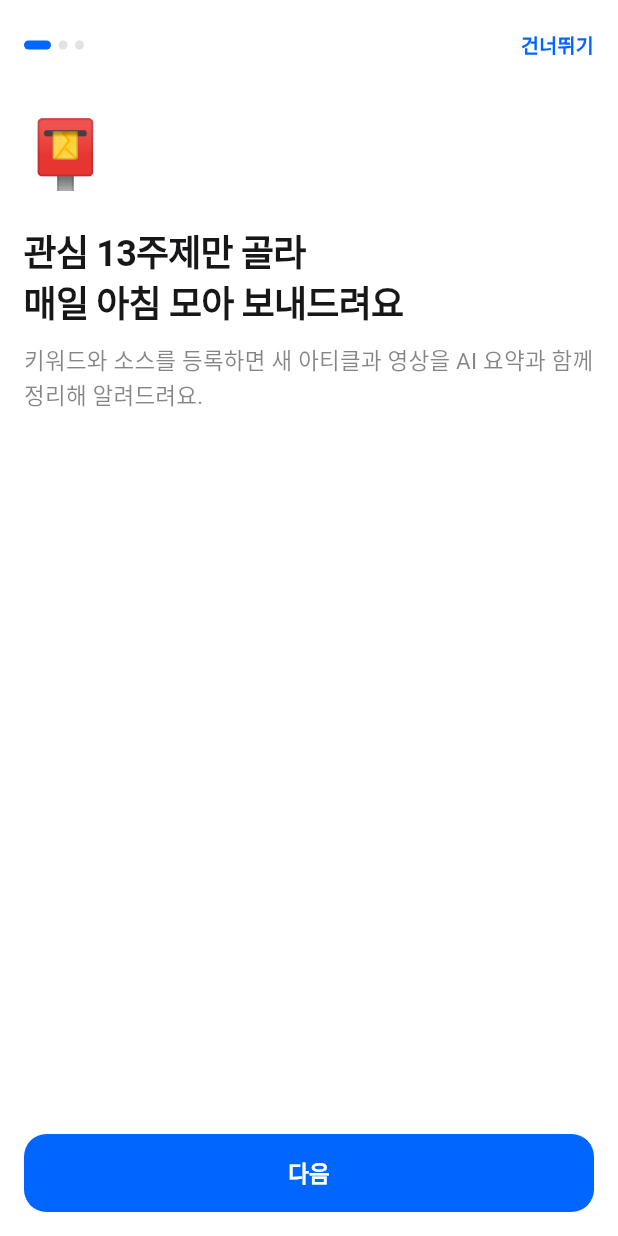
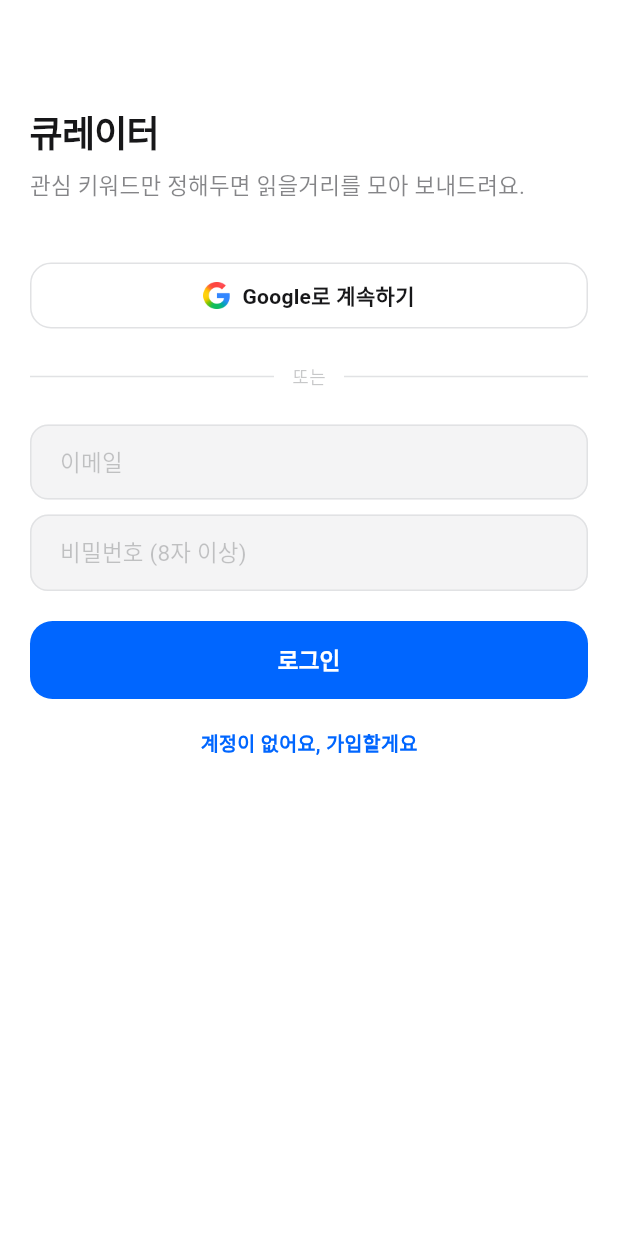
Before and after one commit to hec8897/content-curation-app, a Flutter app: the screen it shows after launch, on a phone screen of 412 x 824 dp. Run offline on Flutter 3.47's test engine with Material 3 defaults, Android fonts, the phone set to English and light mode, and no system bars; our stand-ins replace flutter_secure_storage, go_router, google_sign_in; Roboto replaces fonts that are missing (Pretendard).

Commit message:
feat: Google 로그인과 이메일 인증을 앱에 연결
앱에 계정 개념이 없어 사용자별 데이터를 구분할 수 없었다. 백엔드에 인증 API는
있었지만 Flutter가 아예 연결되지 않은 상태였다.

인증 방식
- Google 로그인은 앱이 ID 토큰을 받아 서버로 넘기고, 서버가 Google 공개키로
  서명·발급자·aud·email_verified를 검증한다. 클라이언트가 보낸 이메일을 믿으면
  누구나 남의 계정으로 로그인할 수 있으므로 이메일은 검증된 토큰에서만 꺼낸다.
- 같은 이메일로 비밀번호 가입이 이미 있으면 새 계정을 만들지 않고 google_sub를
  연결한다. Google이 이메일 소유를 검증했고, 안 하면 계정이 둘로 갈린다.
- 이메일+비밀번호도 유지한다. Google 전용 계정은 password_hash가 없어
  비밀번호 로그인이 항상 실패한다.

클라이언트
- 토큰은 flutter_secure_storage에 두고, 앱 시작 시 먼저 읽어 로그인 화면이
  깜빡이지 않게 한다.
- GoRouter 리다이렉트로 미로그인 시 /login으로 보낸다.
- Google 로고는 공식 브랜드 에셋(signin-assets.zip)의 버튼 이미지에서 마크만
  잘라 투명 처리해 번들했다. 직접 그리지 말 것.

RS256 검증에는 cryptography가 필요하다. pyjwt[crypto]로 넣지 않으면 서명 검증이
MissingCryptographyError로 실패하면서 aud 불일치와 구분되지 않는 401이 된다.
그 진단을 위해 거절 사유를 남기는 로그를 유지한다.

OAuth 클라이언트 ID는 앱 바이너리에 그대로 들어가는 공개값이라 코드에 둔다.
클라이언트 시크릿은 쓰지 않는다.

Co-Authored-By: Claude Opus 5 (1M context) <noreply@anthropic.com>

```diff
--- a/lib/app.dart
+++ b/lib/app.dart
@@ -1,20 +1,32 @@
 import 'package:flutter/material.dart';
 import 'package:go_router/go_router.dart';
 
+import 'data/api.dart';
 import 'data/store.dart';
 import 'design/app_colors.dart';
 import 'design/app_text.dart';
 import 'screens/article_detail_screen.dart';
 import 'screens/history_screen.dart';
 import 'screens/home_screen.dart';
+import 'screens/login_screen.dart';
 import 'screens/onboarding_screen.dart';
 import 'screens/settings_screen.dart';
 import 'screens/sources_screen.dart';
 import 'screens/topic_detail_screen.dart';
 
 final _router = GoRouter(
-  initialLocation: store.onboarded ? '/' : '/onboarding',
+  initialLocation: '/',
+  // auth는 로그인·로그아웃, store는 온보딩 완료를 알린다. 둘 다 리다이렉트 판단에 쓰인다.
+  refreshListenable: Listenable.merge([auth, store]),
+  redirect: (_, state) {
+    final path = state.matchedLocation;
+    if (!auth.signedIn) return path == '/login' ? null : '/login';
+    if (path == '/login') return store.onboarded ? '/' : '/onboarding';
+    if (!store.onboarded && path != '/onboarding') return '/onboarding';
+    return null;
+  },
   routes: [
+    GoRoute(path: '/login', builder: (_, _) => const LoginScreen()),
     GoRoute(path: '/onboarding', builder: (_, _) => const OnboardingScreen()),
     GoRoute(
       path: '/article/:articleId',
--- /dev/null
+++ b/lib/screens/login_screen.dart
@@ -0,0 +1,196 @@
+import 'package:flutter/material.dart';
+
+import '../data/api.dart';
+import '../design/app_colors.dart';
+import '../design/app_text.dart';
+import '../widgets/basics.dart';
+
+class LoginScreen extends StatefulWidget {
+  const LoginScreen({super.key});
+
+  @override
+  State<LoginScreen> createState() => _LoginScreenState();
+}
+
+class _LoginScreenState extends State<LoginScreen> {
+  final _email = TextEditingController();
+  final _password = TextEditingController();
+  bool _signUp = false;
+
+  @override
+  void dispose() {
+    _email.dispose();
+    _password.dispose();
+    super.dispose();
+  }
+
+  Future<void> _attempt(Future<void> Function() action) async {
+    try {
+      await action();
+    } on ApiException catch (e) {
+      if (mounted) showToast(context, e.message);
+    } catch (_) {
+      // 서버가 안 떠 있으면 SocketException이 온다. 개발 중 가장 흔한 실패라 따로 안내한다.
+      if (mounted) showToast(context, '서버에 연결할 수 없습니다. 백엔드가 실행 중인지 확인해주세요');
+    }
+  }
+
+  void _submitEmail() {
+    final email = _email.text.trim();
+    final password = _password.text;
+    if (email.isEmpty || password.isEmpty) {
+      showToast(context, '이메일과 비밀번호를 입력해주세요');
+      return;
+    }
+    if (_signUp && password.length < 8) {
+      showToast(context, '비밀번호는 8자 이상이어야 합니다');
+      return;
+    }
+    _attempt(
+      () => _signUp
+          ? auth.signUpWithEmail(email, password)
+          : auth.signInWithEmail(email, password),
+    );
+  }
+
+  @override
+  Widget build(BuildContext context) {
+    return Scaffold(
+      body: SafeArea(
+        child: ListenableBuilder(
+          listenable: auth,
+          builder: (context, _) {
+            final busy = auth.busy;
+            return SingleChildScrollView(
+              padding: const EdgeInsets.symmetric(horizontal: 20),
+              child: Column(
+                crossAxisAlignment: CrossAxisAlignment.stretch,
+                children: [
+                  const SizedBox(height: 72),
+                  Text('큐레이터', style: AppText.title3.c(AppColors.labelNormal)),
+                  const SizedBox(height: 8),
+                  Text(
+                    '관심 키워드만 정해두면 읽을거리를 모아 보내드려요.',
+                    style: AppText.body2.c(AppColors.labelAlt),
+                  ),
+                  const SizedBox(height: 40),
+
+                  if (googleSignInConfigured)
+                    OutlineButton(
+                      label: 'Google로 계속하기',
+                      leading: Image.asset('assets/google_g.png', width: 18, height: 18),
+                      onTap: busy ? () {} : () => _attempt(auth.signInWithGoogle),
+                    )
+                  else
+                    Container(
+                      padding: const EdgeInsets.all(14),
+                      decoration: BoxDecoration(
+                        color: AppColors.fill,
+                        borderRadius: BorderRadius.circular(12),
+                      ),
+                      child: Text(
+                        'Google 로그인은 클라이언트 ID를 설정하면 활성화됩니다.\n'
+                        'lib/data/api.dart의 googleServerClientId를 채워주세요.',
+                        style: AppText.caption1.c(AppColors.labelAlt),
+                      ),
+                    ),
+
+                  const SizedBox(height: 24),
+                  Row(
+                    children: [
+                      const Expanded(child: Divider(color: AppColors.lineSolid, height: 1)),
+                      Padding(
+                        padding: const EdgeInsets.symmetric(horizontal: 12),
+                        child: Text('또는', style: AppText.caption1.c(AppColors.labelAssistive)),
+                      ),
+                      const Expanded(child: Divider(color: AppColors.lineSolid, height: 1)),
+                    ],
+                  ),
+                  const SizedBox(height: 24),
+
+                  _Field(
+                    controller: _email,
+                    hint: '이메일',
+                    keyboardType: TextInputType.emailAddress,
+                    autofillHints: const [AutofillHints.email],
+                  ),
+                  const SizedBox(height: 10),
+                  _Field(
+                    controller: _password,
+                    hint: '비밀번호 (8자 이상)',
+                    obscure: true,
+                    autofillHints: const [AutofillHints.password],
+                    onSubmitted: busy ? null : (_) => _submitEmail(),
+                  ),
+                  const SizedBox(height: 20),
+
+                  PrimaryButton(
+                    label: busy ? '잠시만요…' : (_signUp ? '가입하고 시작하기' : '로그인'),
+                    onTap: busy ? null : _submitEmail,
+                  ),
+                  const SizedBox(height: 8),
+                  AppTextButton(
+                    label: _signUp ? '이미 계정이 있어요' : '계정이 없어요, 가입할게요',
+                    onTap: () => setState(() => _signUp = !_signUp),
+                  ),
+                  const SizedBox(height: 32),
+                ],
+              ),
+            );
+          },
+        ),
+      ),
+    );
+  }
+}
+
+class _Field extends StatelessWidget {
+  const _Field({
+    required this.controller,
+    required this.hint,
+    this.obscure = false,
+    this.keyboardType,
+    this.autofillHints,
+    this.onSubmitted,
+  });
+
+  final TextEditingController controller;
+  final String hint;
+  final bool obscure;
+  final TextInputType? keyboardType;
+  final Iterable<String>? autofillHints;
+  final ValueChanged<String>? onSubmitted;
+
+  @override
+  Widget build(BuildContext context) {
+    return TextField(
+      controller: controller,
+      obscureText: obscure,
+      keyboardType: keyboardType,
+      autofillHints: autofillHints,
+      onSubmitted: onSubmitted,
+      textInputAction: obscure ? TextInputAction.done : TextInputAction.next,
+      style: AppText.body2.c(AppColors.labelNormal),
+      cursorColor: AppColors.primary,
+      decoration: InputDecoration(
+        hintText: hint,
+        hintStyle: AppText.body2.c(AppColors.labelAssistive),
+        filled: true,
+        fillColor: AppColors.fill,
+        contentPadding: const EdgeInsets.symmetric(horizontal: 16, vertical: 14),
+        border: OutlineInputBorder(
+          borderRadius: BorderRadius.circular(12),
+          borderSide: const BorderSide(color: AppColors.lineSolid),
+        ),
+        enabledBorder: OutlineInputBorder(
+          borderRadius: BorderRadius.circular(12),
+          borderSide: const BorderSide(color: AppColors.lineSolid),
+        ),
+        focusedBorder: OutlineInputBorder(
+          borderRadius: BorderRadius.circular(12),
+          borderSide: const BorderSide(color: AppColors.primary),
+        ),
+      ),
+    );
+  }
+}
--- a/lib/screens/settings_screen.dart
+++ b/lib/screens/settings_screen.dart
@@ -1,5 +1,6 @@
 import 'package:flutter/material.dart';
 
+import '../data/api.dart';
 import '../data/store.dart';
 import '../design/app_colors.dart';
 import '../design/app_text.dart';
@@ -88,6 +89,22 @@ class SettingsScreen extends StatelessWidget {
                   ],
                 ),
               ),
+            const SizedBox(height: 32),
+            Center(
+              child: AppTextButton(
+                label: '로그아웃',
+                onTap: () async {
+                  final ok = await showConfirmDialog(
+                    context,
+                    title: '로그아웃할까요?',
+                    message: '다시 로그인하면 설정은 그대로 남아 있어요.',
+                    confirmLabel: '로그아웃',
+                  );
+                  if (ok) await auth.signOut();
+                },
+              ),
+            ),
+            const SizedBox(height: 20),
           ],
         ),
       ),
--- a/lib/widgets/basics.dart
+++ b/lib/widgets/basics.dart
@@ -153,12 +153,16 @@ class PrimaryButton extends StatelessWidget {
 }
 
 class OutlineButton extends StatelessWidget {
-  const OutlineButton({super.key, required this.label, required this.onTap});
+  const OutlineButton({super.key, required this.label, required this.onTap, this.leading});
   final String label;
   final VoidCallback onTap;
 
+  /// 라벨 왼쪽 아이콘. 소셜 로그인처럼 로고가 필요한 버튼에 쓴다.
+  final Widget? leading;
+
   @override
   Widget build(BuildContext context) {
+    final text = Text(label, style: AppText.label1.w600.c(AppColors.labelNormal));
     return GestureDetector(
       onTap: onTap,
       child: Container(
@@ -169,7 +173,12 @@ class OutlineButton extends StatelessWidget {
           borderRadius: BorderRadius.circular(14),
           border: Border.all(color: AppColors.lineSolid),
         ),
-        child: Text(label, style: AppText.label1.w600.c(AppColors.labelNormal)),
+        child: leading == null
+            ? text
+            : Row(
+                mainAxisAlignment: MainAxisAlignment.center,
+                children: [leading!, const SizedBox(width: 8), text],
+              ),
       ),
     );
   }
```
Also changed, not shown: lib/data/api.dart (added, +154 -0 lines), lib/main.dart (+8 -1 lines), pubspec.yaml (+7 -4 lines), assets/google_g.png (added), pubspec.lock, 8 other files.
